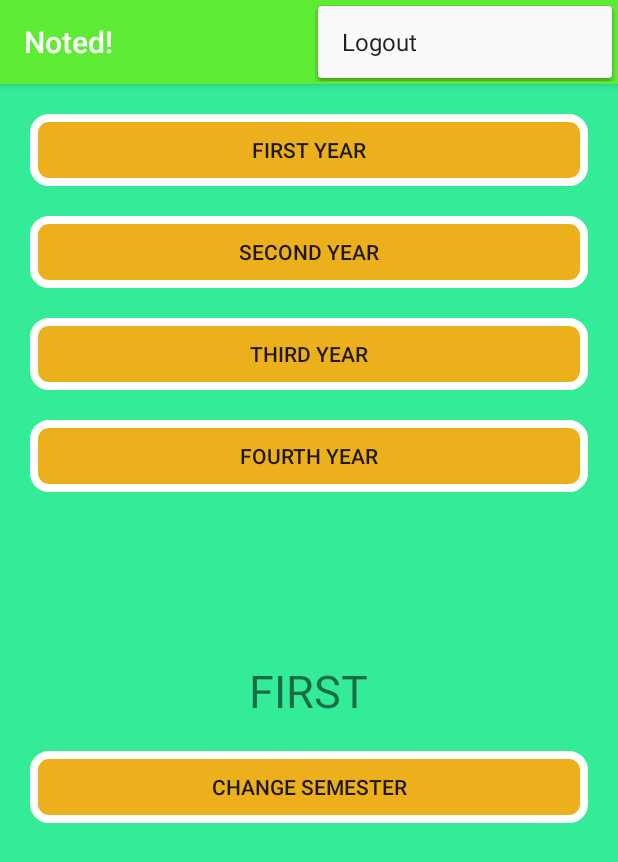
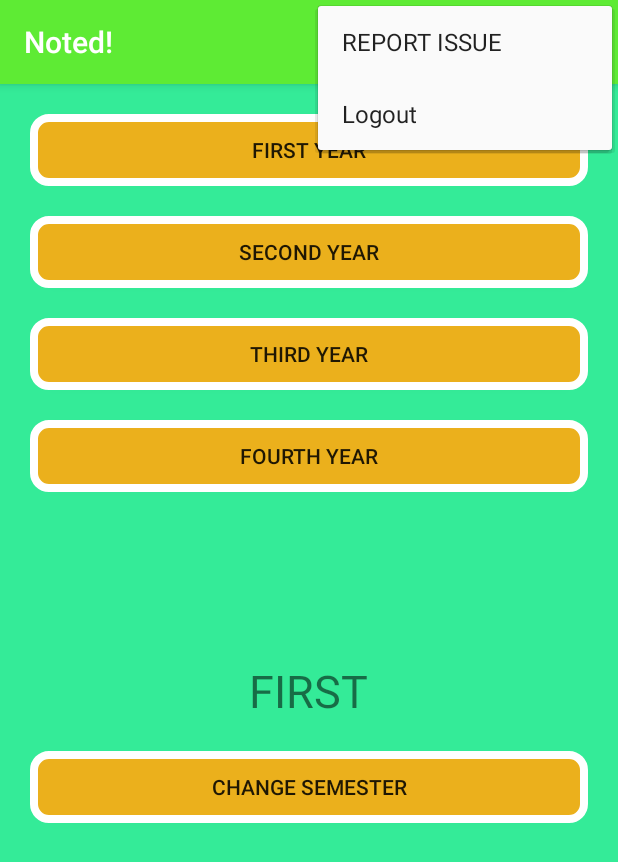
Before and after one commit to Abhinav1281/Noted, an Android app: the YearDisplay screen opened directly, with no data from a screen before it, with the options menu open, on a phone screen of 412 x 824 dp. Shown: the top 862 px of the screen. Run offline under Robolectric (Android 15) with nearby library versions, the phone set to English and light mode, and no system bars; libraries missing offline, so code that uses them is left out: com.parse; 2 statements that could not run were skipped.

Commit message:
Added Issue button

```diff
--- a/app/src/main/AndroidManifest.xml
+++ b/app/src/main/AndroidManifest.xml
@@ -13,7 +13,8 @@
         android:roundIcon="@mipmap/ic_launcher_round"
         android:supportsRtl="true"
         android:theme="@style/AppTheme">
-        <activity android:name=".AdderPage"></activity>
+        <activity android:name=".IssueActivity"></activity>
+        <activity android:name=".AdderPage" />
         <activity android:name=".TopicDisplayer" />
         <activity
             android:name=".Login"
--- a/app/src/main/java/com/example/noted/YearDisplay.java
+++ b/app/src/main/java/com/example/noted/YearDisplay.java
@@ -114,6 +114,11 @@ public class YearDisplay extends AppCompatActivity implements View.OnClickListen
             ParseUser.logOutInBackground();
             finish();
         }
+        else if(item.getItemId()==R.id.reportIssue)
+        {
+            Intent intent=new Intent(YearDisplay.this,IssueActivity.class);
+            startActivity(intent);
+        }
         return super.onOptionsItemSelected(item);
     }
 }
--- /dev/null
+++ b/app/src/main/res/drawable/report_issue.xml
@@ -0,0 +1,10 @@
+<vector xmlns:android="http://schemas.android.com/apk/res/android"
+    android:width="24dp"
+    android:height="24dp"
+    android:viewportWidth="24"
+    android:viewportHeight="24"
+    android:tint="?attr/colorControlNormal">
+  <path
+      android:fillColor="@android:color/white"
+      android:pathData="M1,21h22L12,2 1,21zM13,18h-2v-2h2v2zM13,14h-2v-4h2v4z"/>
+</vector>
--- a/app/src/main/res/layout/activity_subject_displayer.xml
+++ b/app/src/main/res/layout/activity_subject_displayer.xml
@@ -10,7 +10,7 @@
     <ListView
         android:id="@+id/Subjects"
         android:layout_width="359dp"
-        android:layout_height="608dp"
+        android:layout_height="550dp"
         android:layout_margin="30dp"
         android:divider="#34eb98"
         android:dividerHeight="10dp"
@@ -28,6 +28,7 @@
         android:layout_margin="10dp"
         android:layout_marginTop="12dp"
         android:src="@drawable/reloadbutton"
+        app:layout_constraintBottom_toBottomOf="parent"
         app:layout_constraintEnd_toEndOf="parent"
         app:layout_constraintHorizontal_bias="1.0"
         app:layout_constraintStart_toStartOf="parent"
@@ -38,9 +39,10 @@
         android:layout_width="wrap_content"
         android:layout_height="wrap_content"
         android:layout_marginTop="16dp"
-
+        android:layout_marginBottom="10dp"
         android:text="CLICK TO SEE NEW ADDITIONS->"
         android:textSize="20sp"
+        app:layout_constraintBottom_toBottomOf="parent"
         app:layout_constraintEnd_toStartOf="@+id/reloadSubject"
         app:layout_constraintHorizontal_bias="1.0"
         app:layout_constraintStart_toStartOf="parent"
--- a/app/src/main/res/layout/activity_topic_displayer.xml
+++ b/app/src/main/res/layout/activity_topic_displayer.xml
@@ -10,7 +10,7 @@
     <ListView
         android:id="@+id/TopicsList"
         android:layout_width="match_parent"
-        android:layout_height="600dp"
+        android:layout_height="550dp"
         android:layout_margin="20dp"
         android:divider="#34eb98"
         android:dividerHeight="10dp"
--- a/app/src/main/res/menu/main_menu.xml
+++ b/app/src/main/res/menu/main_menu.xml
@@ -11,6 +11,13 @@
         app:showAsAction="never"
         />
 
+    <item
+        android:id="@+id/reportIssue"
+        android:orderInCategory="9"
+        android:title="REPORT ISSUE"
+        app:showAsAction="never"
+        android:icon="@drawable/report_issue"/>
+
 
 
 
--- a/app/src/main/res/values/colors.xml
+++ b/app/src/main/res/values/colors.xml
@@ -2,5 +2,5 @@
 <resources>
     <color name="colorPrimary">#5eeb34</color>
     <color name="colorPrimaryDark">#000</color>
-    <color name="colorAccent">#03DAC5</color>
+    <color name="colorAccent">#0C0C0C</color>
 </resources>
```
Also changed, not shown: app/src/main/java/com/example/noted/IssueActivity.java (added, +74 -0 lines), app/src/main/java/com/example/noted/SubjectDisplayer.java (+2 -5 lines), app/src/main/res/layout/activity_issue.xml (added, +62 -0 lines).
